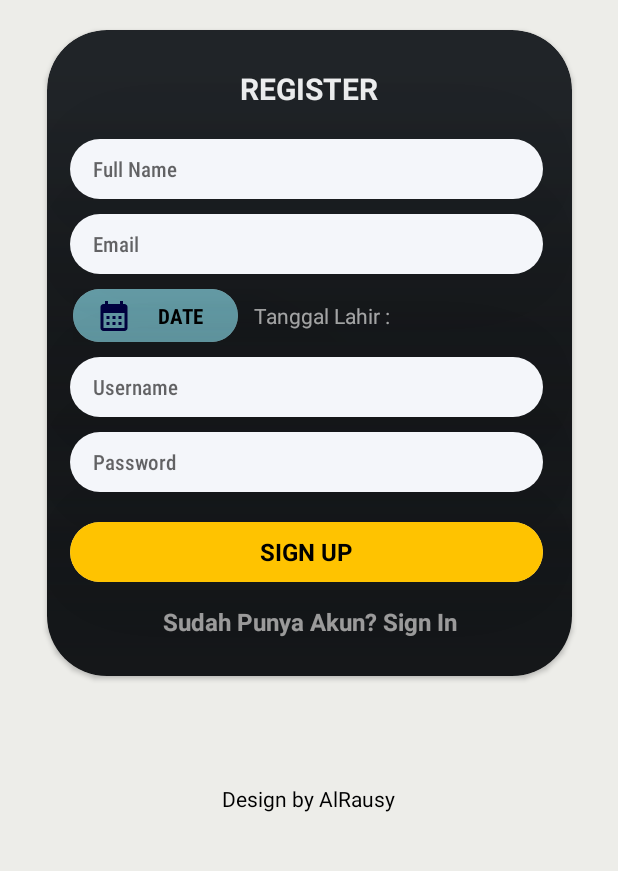
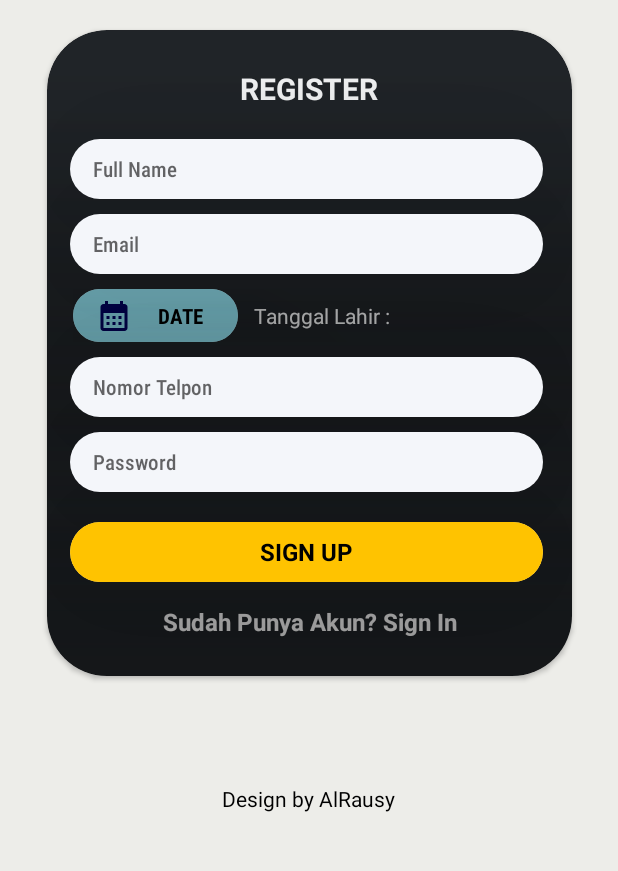
Before and after one commit to salmanrausy/ITPLN_Sehat, an Android app: the Daftar screen opened directly, with no data from a screen before it, after a tap on "SIGN UP", on a phone screen of 412 x 824 dp, the part 315-1186 px from its top. Run offline under Robolectric (Android 15) with nearby library versions, the phone set to English and light mode, and no system bars; Roboto replaces fonts that are not available here.

Commit message:
create logic daftar

```diff
--- a/app/src/main/java/com/example/itplnsehat/Daftar.kt
+++ b/app/src/main/java/com/example/itplnsehat/Daftar.kt
@@ -24,10 +24,11 @@ class Daftar : AppCompatActivity() {
         btnDatePicker = findViewById<Button>(R.id.btn_DatePicker) //mencari id Button 'cardDatePicker' di file activity_daftar
         //Find Id EditText
         val Full_Name = findViewById<EditText>(R.id.fullName) //mencari id EditText 'fullname' di file activity_daftar
-        val Username_daftar = findViewById<EditText>(R.id.username_daftar) //mencari id EditText 'username_daftar' di file activity_daftar
+        val nomor_daftar = findViewById<EditText>(R.id.Nomor_daftar) //mencari id EditText 'username_daftar' di file activity_daftar
         val Password_daftar = findViewById<EditText>(R.id.password_daftar) //mencari id EditText 'password_daftar' di file activity_daftar
         val Email = findViewById<EditText>(R.id.Email) //mencari id TextView 'Email' di file activity_daftar
         //Find id TextView
+        val myCalendar = Calendar.getInstance()
         val tv_SignIn = findViewById<TextView>(R.id.SignIn_daftar) //mencari id TextView 'SignIn_daftar' di file activity_daftar
         tvDatePicker = findViewById(R.id.born) //mencari id Button 'born' di file activity_daftar
 
@@ -37,11 +38,14 @@ class Daftar : AppCompatActivity() {
         }
 
         Button_SignUp.setOnClickListener{
-            if (Username_daftar.text.toString().isNotEmpty() and
+            if (nomor_daftar.text.toString().isNotEmpty() and
                 Password_daftar.text.toString().isNotEmpty() and
                 Email.text.toString().isNotEmpty() and
                 Full_Name.text.toString().isNotEmpty())
             {
+                val user  = User(Full_Name.text.toString(),Email.text.toString(),nomor_daftar.text.toString(), Password_daftar.text.toString())
+                val db = DataHelper(this)
+                db.insertData(user,getDate(myCalendar))
                 val intent = Intent(this, Beranda::class.java)
                 startActivity(intent)
             }
@@ -52,7 +56,7 @@ class Daftar : AppCompatActivity() {
             }
         }
 
-        val myCalendar = Calendar.getInstance()
+
         val datePicker = DatePickerDialog.OnDateSetListener { view, year, month,
                                                               dayofmonth ->
             myCalendar.set(Calendar.YEAR, year)
@@ -61,14 +65,21 @@ class Daftar : AppCompatActivity() {
             updateLable(myCalendar)
         }
         btnDatePicker.setOnClickListener{
-            DatePickerDialog(this, datePicker, myCalendar.get(Calendar.YEAR),
+            DatePickerDialog(this, datePicker,
+                myCalendar.get(Calendar.YEAR),
                 myCalendar.get(Calendar.MONTH),
                 myCalendar.get(Calendar.DAY_OF_MONTH)).show()
         }
     }
+
     private fun updateLable(myCalendar: Calendar){
         val myformat = "dd-MM-yyyy"
         val sdf = SimpleDateFormat(myformat, Locale.UK)
         tvDatePicker.setText("Tanggal Lahir : " + sdf.format(myCalendar.time))
     }
+    private fun getDate(myCalendar: Calendar): String{
+        val myformat = "dd-MM-yyyy"
+        val sdf = SimpleDateFormat(myformat, Locale.UK)
+        return sdf.format(myCalendar.time)
+    }
 }
--- a/app/src/main/java/com/example/itplnsehat/Dokter.kt
+++ b/app/src/main/java/com/example/itplnsehat/Dokter.kt
@@ -6,6 +6,5 @@ class Dokter {
     constructor(nama : String, spesialis: String  ){
         this.nama = nama
         this.spesialis = spesialis
-
     }
 }
--- a/app/src/main/res/layout/activity_daftar.xml
+++ b/app/src/main/res/layout/activity_daftar.xml
@@ -169,13 +169,13 @@
                 app:layout_constraintTop_toTopOf="parent">
 
                 <EditText
-                    android:id="@+id/username_daftar"
+                    android:id="@+id/Nomor_daftar"
                     android:layout_width="match_parent"
                     android:layout_height="40dp"
                     android:layout_gravity="center"
                     android:background="@drawable/bgedittext"
                     android:fontFamily="sans-serif-condensed-medium"
-                    android:hint="@string/username"
+                    android:hint="@string/nomor_telp"
                     android:paddingLeft="15dp"
                     android:paddingEnd="15dp"
                     android:textSize="14sp" />
--- a/app/src/main/res/values/strings.xml
+++ b/app/src/main/res/values/strings.xml
@@ -16,4 +16,5 @@
     <string name="noAccount">Pengguna Baru? Daftar Sekarang</string>
     <string name="haveAccount">Sudah Punya Akun? Sign In</string>
     <string name="Born">Tanggal Lahir :</string>
+    <string name="nomor_telp">Nomor Telpon</string>
 </resources>
```
Also changed, not shown: app/src/main/java/com/example/itplnsehat/DataHelper.kt (added, +36 -0 lines), app/src/main/java/com/example/itplnsehat/User.kt (+6 -1 lines).
